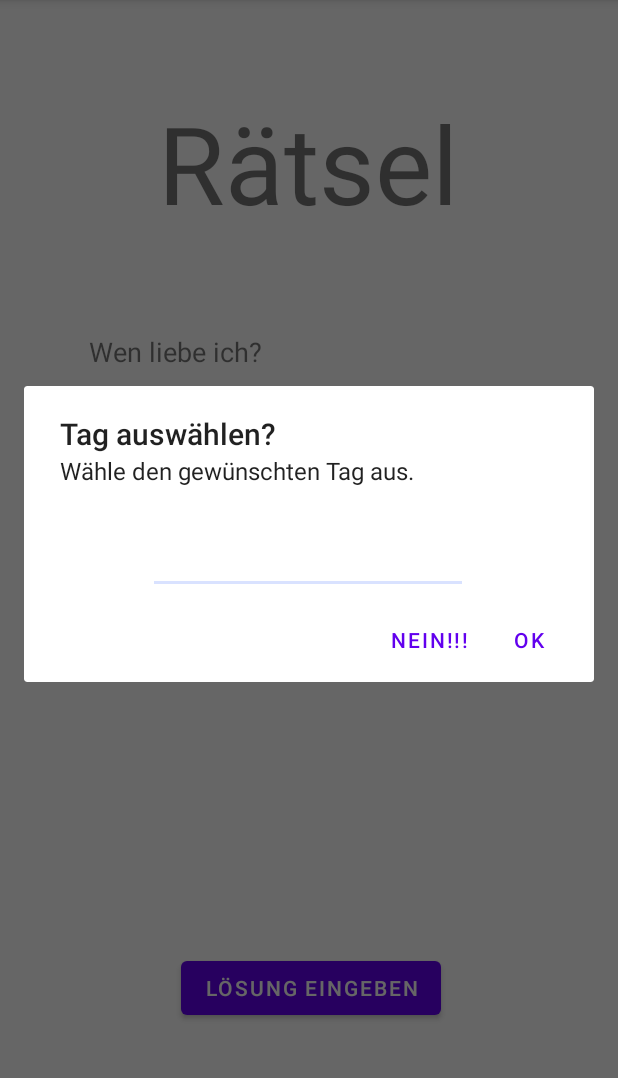
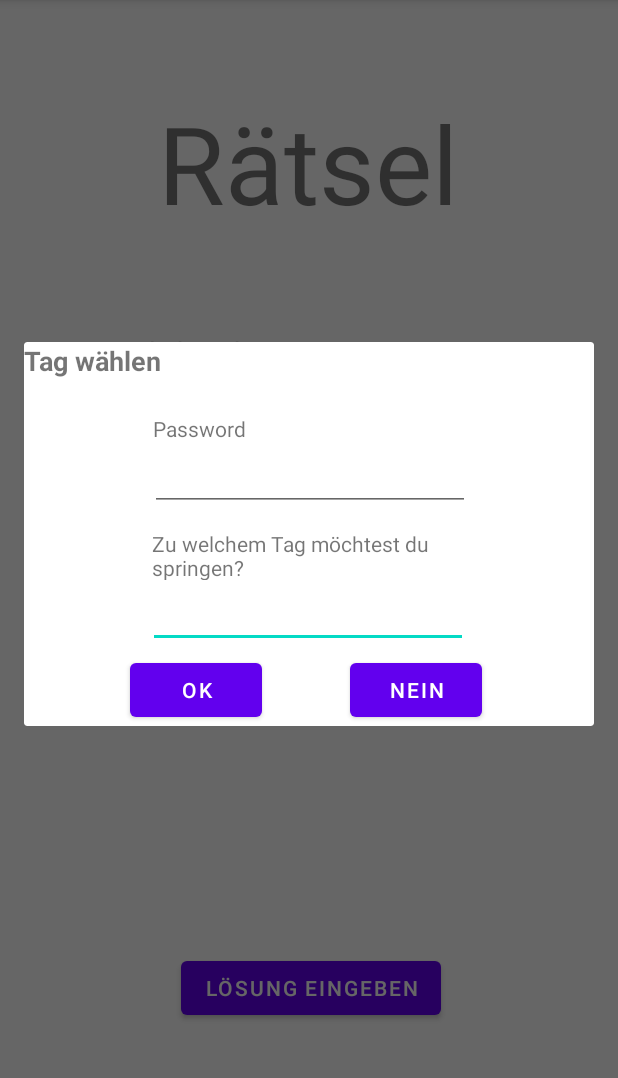
Before and after one commit to ISMSI/Weihnachtskalender, an Android app: the RiddleText screen opened directly, with no data from a screen before it, in the options menu, after a tap on "ChooseDay", on a phone screen of 412 x 824 dp, the part 84-1162 px from its top. Run offline under Robolectric (Android 15) with nearby library versions, the phone set to English and light mode, and no system bars.

Commit message:
Choose day done

```diff
--- a/app/build.gradle
+++ b/app/build.gradle
@@ -8,7 +8,7 @@ android {
 
     defaultConfig {
         applicationId "com.example.weihnachtskalender"
-        minSdkVersion 16
+        minSdkVersion 21
         targetSdkVersion 30
         versionCode 1
         versionName "1.0"
--- /dev/null
+++ b/app/src/main/java/com/example/weihnachtskalender/DialogChooseDay.java
@@ -0,0 +1,71 @@
+package com.example.weihnachtskalender;
+
+import android.app.Activity;
+import android.app.Dialog;
+import android.os.Bundle;
+import android.view.View;
+import android.widget.Button;
+import android.widget.TextView;
+
+
+public class DialogChooseDay extends Dialog
+{
+
+    TextView dialogChooseDayNo;
+    TextView dialogChooseDayPassword;
+    Button dialogChooseDayButtonOk;
+    Button dialogChooseDayButtonNo;
+    public Activity c;
+
+    public DialogChooseDay(Activity a) {
+        super(a);
+
+        this.c = a;
+    }
+
+    @Override
+    protected void onCreate(Bundle savedInstanceState) {
+        super.onCreate(savedInstanceState);
+        setContentView(R.layout.dialog_choose_day);
+
+        dialogChooseDayNo = (TextView) findViewById(R.id.dialogChooseDayNr);
+        dialogChooseDayPassword = (TextView) findViewById(R.id.dialogChooseDayPassword);
+
+        dialogChooseDayButtonOk = (Button) findViewById( R.id.dialogChooseDayButtonOk);
+        dialogChooseDayButtonOk.setOnClickListener(new View.OnClickListener() {
+                @Override
+                public void onClick(View v) {
+                    int number = -1;
+                    try
+                    {
+                        number = Integer.parseInt( dialogChooseDayNo.getText().toString());
+
+                        if(dialogChooseDayPassword.getText().toString().equals("Blender")) {
+                            StateMachine.saveStateInt("number", number);
+                            StateMachine.openRiddle();
+                            dismiss();
+                        }
+                        else
+                        {
+
+                        }
+                    }
+                    catch (NumberFormatException e)
+                    {
+                        e.printStackTrace();
+                        dismiss();
+                    }
+
+
+                }
+            });
+
+        dialogChooseDayButtonNo = (Button) findViewById( R.id.dialogChooseDayButtonNo);
+        dialogChooseDayButtonNo.setOnClickListener(new View.OnClickListener() {
+            @Override
+            public void onClick(View v) {
+                dismiss();
+            }
+        });
+    }
+}
--- a/app/src/main/java/com/example/weihnachtskalender/RiddleText.java
+++ b/app/src/main/java/com/example/weihnachtskalender/RiddleText.java
@@ -4,6 +4,7 @@ import androidx.annotation.NonNull;
 import androidx.appcompat.app.AppCompatActivity;
 import androidx.appcompat.widget.Toolbar;
 
+import android.app.Activity;
 import android.content.Context;
 import android.os.Bundle;
 import android.view.Menu;
@@ -18,6 +19,7 @@ public class RiddleText extends AppCompatActivity {
     TextView riddleTextViewQuestion;
     Button riddleButtonSolution;
     Context context;
+    Activity activity;
 
     @Override
     protected void onCreate(Bundle savedInstanceState) {
@@ -36,6 +38,7 @@ public class RiddleText extends AppCompatActivity {
         });
 
         context = this;
+        activity = this;
     }
 
     @Override
@@ -50,7 +53,7 @@ public class RiddleText extends AppCompatActivity {
         switch (item.getItemId())
         {
             case R.id.itemReset: StateMachine.reset(context); break;
-            case R.id.itemChooseDay: StateMachine.setDay(context); break;
+            case R.id.itemChooseDay: StateMachine.setDay(activity); break;
         }
         return super.onOptionsItemSelected(item);
     }
--- a/app/src/main/java/com/example/weihnachtskalender/StateMachine.java
+++ b/app/src/main/java/com/example/weihnachtskalender/StateMachine.java
@@ -7,6 +7,7 @@ import android.content.Context;
 import android.content.DialogInterface;
 import android.content.Intent;
 import android.content.SharedPreferences;
+import android.widget.TextView;
 
 import androidx.annotation.Nullable;
 
@@ -166,6 +167,7 @@ public class StateMachine implements Serializable {
         {
             case 2: riddle = R.raw.riddle2; break;
             case 3: riddle = R.raw.riddle3; break;
+            case 20: riddle = R.raw.riddle20; break;
             default: riddle = R.raw.riddle1; break;
         }
         try
@@ -231,7 +233,7 @@ public class StateMachine implements Serializable {
         editor.apply();
     }
 
-    static private void saveStateInt(String key, int value)
+    static public void saveStateInt(String key, int value)
     {
         SharedPreferences.Editor editor = sharedPref.edit();
         editor.putInt(key, value);
@@ -251,7 +253,6 @@ public class StateMachine implements Serializable {
     static public void reset(Context currContext)
     {
         AlertDialog.Builder builder = new AlertDialog.Builder(currContext);
-        builder.setView(R.layout.dialog_choose_day);
         builder.setMessage("Bist du dir sicher?");
         builder.setTitle("Kalender zurücksetzen?");
         builder.setPositiveButton("OK", new DialogInterface.OnClickListener() {
@@ -262,7 +263,7 @@ public class StateMachine implements Serializable {
                 context.startActivity(intent);
             }
         });
-        builder.setNegativeButton("NEIN!!!", new DialogInterface.OnClickListener() {
+        builder.setNegativeButton("NEIN", new DialogInterface.OnClickListener() {
             @Override
             public void onClick(DialogInterface dialog, int which) {
 
@@ -273,25 +274,17 @@ public class StateMachine implements Serializable {
 
     }
 
-    static public void setDay(Context currContext)
+    static public void setDay(Activity currActivity)
     {
-        AlertDialog.Builder builder = new AlertDialog.Builder(currContext);
+
+        /*DialogChooseDay.Builder builder = new DialogChooseDay.Builder(currContext);
         builder.setView(R.layout.dialog_choose_day);
         builder.setMessage("Wähle den gewünschten Tag aus.");
         builder.setTitle("Tag auswählen?");
-        builder.setPositiveButton("OK", new DialogInterface.OnClickListener() {
-            @Override
-            public void onClick(DialogInterface dialog, int which) {
+        DialogChooseDay dialog = builder.create();
+        dialog.show();*/
 
-            }
-        });
-        builder.setNegativeButton("NEIN!!!", new DialogInterface.OnClickListener() {
-            @Override
-            public void onClick(DialogInterface dialog, int which) {
-
-            }
-        });
-        AlertDialog dialog = builder.create();
+        DialogChooseDay dialog = new DialogChooseDay(currActivity);
         dialog.show();
 
     }
--- a/app/src/main/res/layout/dialog_choose_day.xml
+++ b/app/src/main/res/layout/dialog_choose_day.xml
@@ -6,17 +6,86 @@
     android:layout_width="match_parent"
     android:layout_height="match_parent">
 
+    <TextView
+        android:id="@+id/textView2"
+        android:layout_width="199dp"
+        android:layout_height="34dp"
+        android:layout_marginStart="101dp"
+        android:layout_marginTop="12dp"
+        android:layout_marginEnd="111dp"
+        android:text="Zu welchem Tag möchtest du springen?"
+        app:layout_constraintEnd_toEndOf="parent"
+        app:layout_constraintStart_toStartOf="parent"
+        app:layout_constraintTop_toBottomOf="@+id/dialogChooseDayPassword" />
+
     <EditText
-        android:id="@+id/dialogChooseDay"
+        android:id="@+id/dialogChooseDayNr"
         android:layout_width="wrap_content"
         android:layout_height="wrap_content"
         android:layout_marginStart="100dp"
-        android:layout_marginLeft="100dp"
         android:layout_marginEnd="101dp"
-        android:layout_marginRight="101dp"
         android:ems="10"
         android:inputType="number"
         app:layout_constraintEnd_toEndOf="parent"
         app:layout_constraintStart_toStartOf="parent"
-        tools:layout_editor_absoluteY="343dp" />
+        app:layout_constraintTop_toBottomOf="@+id/textView2" />
+
+    <EditText
+        android:id="@+id/dialogChooseDayPassword"
+        android:layout_width="wrap_content"
+        android:layout_height="wrap_content"
+        android:layout_marginStart="101dp"
+        android:layout_marginEnd="100dp"
+        android:ems="10"
+        android:inputType="textPassword"
+        app:layout_constraintEnd_toEndOf="parent"
+        app:layout_constraintStart_toStartOf="parent"
+        app:layout_constraintTop_toBottomOf="@+id/textView4" />
+
+    <Button
+        android:id="@+id/dialogChooseDayButtonNo"
+        android:layout_width="wrap_content"
+        android:layout_height="wrap_content"
+        android:layout_marginStart="29dp"
+        android:layout_marginTop="4dp"
+        android:layout_marginEnd="105dp"
+        android:text="NEIN"
+        app:layout_constraintEnd_toEndOf="parent"
+        app:layout_constraintStart_toEndOf="@+id/dialogChooseDayButtonOk"
+        app:layout_constraintTop_toBottomOf="@+id/dialogChooseDayNr" />
+
+    <Button
+        android:id="@+id/dialogChooseDayButtonOk"
+        android:layout_width="wrap_content"
+        android:layout_height="wrap_content"
+        android:layout_marginStart="101dp"
+        android:layout_marginTop="4dp"
+        android:layout_marginEnd="29dp"
+        android:text="OK"
+        app:layout_constraintEnd_toStartOf="@+id/dialogChooseDayButtonNo"
+        app:layout_constraintStart_toStartOf="parent"
+        app:layout_constraintTop_toBottomOf="@+id/dialogChooseDayNr" />
+
+    <TextView
+        android:id="@+id/textView4"
+        android:layout_width="196dp"
+        android:layout_height="19dp"
+        android:layout_marginStart="101dp"
+        android:layout_marginTop="23dp"
+        android:layout_marginEnd="114dp"
+        android:text="Password"
+        app:layout_constraintEnd_toEndOf="parent"
+        app:layout_constraintStart_toStartOf="parent"
+        app:layout_constraintTop_toBottomOf="@+id/textView3" />
+
+    <TextView
+        android:id="@+id/textView3"
+        android:layout_width="wrap_content"
+        android:layout_height="wrap_content"
+        android:text="Tag wählen"
+        android:textSize="18sp"
+        android:textStyle="bold"
+        tools:layout_editor_absoluteX="101dp"
+        tools:layout_editor_absoluteY="270dp" />
+
 </androidx.constraintlayout.widget.ConstraintLayout>
```
